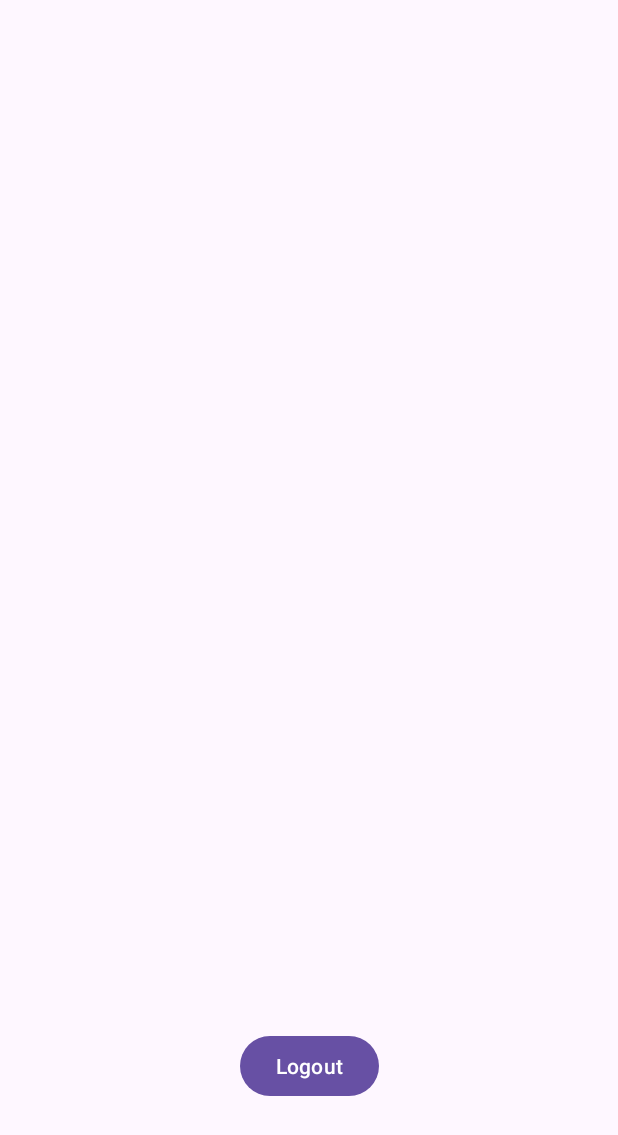
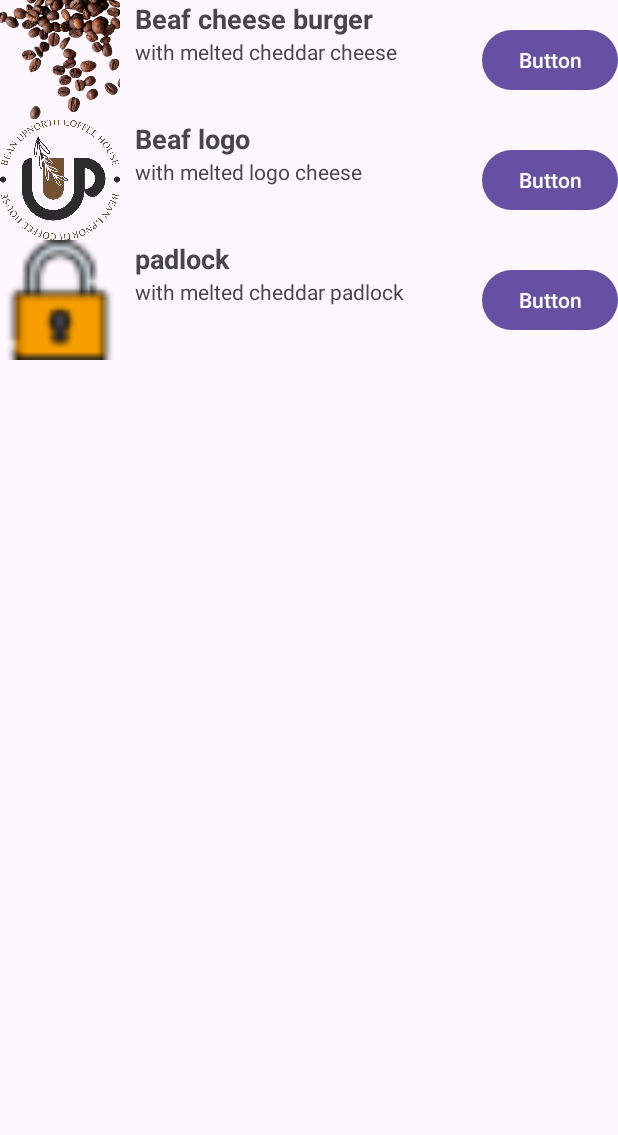
Before and after one commit to randylon032085/beanupnorthmobile, an Android app: the HomeScreen screen opened directly, with no data from a screen before it, on a phone screen of 412 x 824 dp. Shown: the top 1135 px of the screen. Run offline under Robolectric (Android 15) with nearby library versions, the phone set to English and light mode, and no system bars; our stand-ins replace Firebase (no records; nobody signed in at launch, a user with empty details on screens opened directly).

Commit message:
Update Array needs to complete the home screen

```diff
--- /dev/null
+++ b/app/src/main/java/com/example/beanupnorth/FoodAdapter.java
@@ -0,0 +1,74 @@
+package com.example.beanupnorth;
+
+import android.content.Context;
+import android.view.LayoutInflater;
+import android.view.View;
+import android.view.ViewGroup;
+import android.widget.Button;
+import android.widget.ImageView;
+import android.widget.TextView;
+
+import androidx.annotation.NonNull;
+import androidx.appcompat.view.menu.MenuView;
+import androidx.recyclerview.widget.RecyclerView;
+
+import java.util.List;
+
+public class FoodAdapter extends RecyclerView.Adapter<FoodAdapter.FoodViewHolder> {
+
+    private Context context;
+    private List<FoodItem> FoodList;
+
+    public FoodAdapter(Context context, List<FoodItem> FoodList){
+        this.context = context;
+        this.FoodList = FoodList;
+
+    }
+
+    @NonNull
+    @Override
+    public FoodAdapter.FoodViewHolder onCreateViewHolder(@NonNull ViewGroup parent, int viewType) {
+
+        View view = LayoutInflater.from(context).inflate(R.layout.item_food,parent,false);
+
+        return new FoodViewHolder(view);
+    }
+
+    @Override
+    public void onBindViewHolder(@NonNull FoodAdapter.FoodViewHolder holder, int position) {
+
+        FoodItem food = FoodList.get(position);
+        holder.foodImage.setImageResource(food.getImageResId());
+        holder.foodDescription.setText(food.getDescription());
+        holder.foodName.setText(food.getName());
+        holder.addtoCartButton.setOnClickListener(v->{
+
+        });
+    }
+
+    @Override
+    public int getItemCount() {
+        return FoodList.size();
+    }
+
+
+    public static class FoodViewHolder extends RecyclerView.ViewHolder{
+
+        ImageView foodImage;
+        TextView foodName, foodDescription;
+        Button addtoCartButton;
+
+        public FoodViewHolder(@NonNull View itemView)
+        {
+            super(itemView);
+            foodImage = itemView.findViewById(R.id.foodImage);
+            foodName = itemView.findViewById(R.id.foodName);
+            foodDescription = itemView.findViewById(R.id.foodDescription);
+            addtoCartButton = itemView.findViewById(R.id.addToCartButton);
+
+
+        }
+    }
+
+
+}
--- /dev/null
+++ b/app/src/main/java/com/example/beanupnorth/FoodItem.java
@@ -0,0 +1,25 @@
+package com.example.beanupnorth;
+
+public class FoodItem {
+    private int imageResId;
+    private String name;
+    private String description;
+
+    public FoodItem(int imageResId, String name, String description ){
+        this.imageResId = imageResId;
+        this.name = name;
+        this.description = description;
+    }
+
+    public int getImageResId(){
+    return imageResId;
+    }
+
+    public String getName(){
+    return name;
+    }
+
+    public String getDescription(){
+    return description;
+    }
+}
--- a/app/src/main/java/com/example/beanupnorth/HomeScreen.java
+++ b/app/src/main/java/com/example/beanupnorth/HomeScreen.java
@@ -13,6 +13,8 @@ import androidx.appcompat.app.AppCompatActivity;
 import androidx.core.graphics.Insets;
 import androidx.core.view.ViewCompat;
 import androidx.core.view.WindowInsetsCompat;
+import androidx.recyclerview.widget.LinearLayoutManager;
+import androidx.recyclerview.widget.RecyclerView;
 
 import com.google.firebase.auth.FirebaseAuth;
 import com.google.firebase.auth.FirebaseUser;
@@ -23,38 +25,63 @@ import com.google.firebase.database.FirebaseDatabase;
 import com.google.firebase.database.Query;
 import com.google.firebase.database.ValueEventListener;
 
+import java.util.ArrayList;
+import java.util.List;
+
 public class HomeScreen extends AppCompatActivity {
+    private RecyclerView recyclerView;
+    private FoodAdapter foodAdapter;
+    private List<FoodItem> foodList;
+    /////////
     private FirebaseAuth mAuth;
     private DatabaseReference mDatabase;
     TextView tviewProduct;
+
+
+
     @Override
     protected void onCreate(Bundle savedInstanceState) {
         super.onCreate(savedInstanceState);
         EdgeToEdge.enable(this);
         setContentView(R.layout.activity_home_screen);
-        tviewProduct = findViewById(R.id.tvProduct);
 
-        mDatabase = FirebaseDatabase.getInstance().getReference("products");
-//        fetchProductByType("beverages");
-         mDatabase.addValueEventListener(new ValueEventListener() {
-             @Override
-             public void onDataChange(@NonNull DataSnapshot snapshot) {
-                 StringBuilder productList = new StringBuilder();
-                 for(DataSnapshot productSnopshot : snapshot.getChildren()){
+    recyclerView = findViewById(R.id.recycleView);
 
-                     Products products= productSnopshot.getValue(Products.class);
-                     if(products!=null){
-                        productList.append("Product Name: ").append(products.getProductName()).append("Product Type: ").append(products.getProductType()).append("\n");
-                     }
-                 }
-                 tviewProduct.setText(productList.toString());
-             }
+    recyclerView.setLayoutManager(new LinearLayoutManager(this));
 
-             @Override
-             public void onCancelled(@NonNull DatabaseError error) {
-                 Toast.makeText(HomeScreen.this, "Firebase Error" + error.getMessage(), Toast.LENGTH_SHORT).show();
-             }
-         });
+    //Sample Data
+        foodList = new ArrayList<>();
+        foodList.add(new FoodItem(R.drawable.beans, "Beaf cheese burger", "with melted cheddar cheese" ));
+        foodList.add(new FoodItem(R.drawable.beanlogo, "Beaf logo", "with melted logo cheese" ));
+        foodList.add(new FoodItem(R.drawable.padlock, "padlock", "with melted cheddar padlock" ));
+
+        foodAdapter = new FoodAdapter(this, foodList);
+
+        recyclerView.setAdapter(foodAdapter);
+
+//        tviewProduct = findViewById(R.id.tvProduct);
+//
+//        mDatabase = FirebaseDatabase.getInstance().getReference("products");
+////        fetchProductByType("beverages");
+//         mDatabase.addValueEventListener(new ValueEventListener() {
+//             @Override
+//             public void onDataChange(@NonNull DataSnapshot snapshot) {
+//                 StringBuilder productList = new StringBuilder();
+//                 for(DataSnapshot productSnopshot : snapshot.getChildren()){
+//
+//                     Products products= productSnopshot.getValue(Products.class);
+//                     if(products!=null){
+//                        productList.append("Product Name: ").append(products.getProductName()).append("Product Type: ").append(products.getProductType()).append("\n");
+//                     }
+//                 }
+//                 tviewProduct.setText(productList.toString());
+//             }
+//
+//             @Override
+//             public void onCancelled(@NonNull DatabaseError error) {
+//                 Toast.makeText(HomeScreen.this, "Firebase Error" + error.getMessage(), Toast.LENGTH_SHORT).show();
+//             }
+//         });
         ViewCompat.setOnApplyWindowInsetsListener(findViewById(R.id.main), (v, insets) -> {
             Insets systemBars = insets.getInsets(WindowInsetsCompat.Type.systemBars());
             v.setPadding(systemBars.left, systemBars.top, systemBars.right, systemBars.bottom);
@@ -100,11 +127,11 @@ public class HomeScreen extends AppCompatActivity {
         });
     }
 
-    public void logout(View v){
-
-        Intent intent = new Intent(HomeScreen.this, Login.class);
-        intent.setFlags(Intent.FLAG_ACTIVITY_NEW_TASK | Intent.FLAG_ACTIVITY_CLEAR_TASK);
-        startActivity(intent);
-        finish();
-    }
+//    public void logout(View v){
+//
+//        Intent intent = new Intent(HomeScreen.this, Login.class);
+//        intent.setFlags(Intent.FLAG_ACTIVITY_NEW_TASK | Intent.FLAG_ACTIVITY_CLEAR_TASK);
+//        startActivity(intent);
+//        finish();
+//    }
 }
--- a/app/src/main/res/layout/activity_home_screen.xml
+++ b/app/src/main/res/layout/activity_home_screen.xml
@@ -7,27 +7,35 @@
     android:layout_height="match_parent"
     tools:context=".HomeScreen">
 
-    <Button
-        android:id="@+id/bttnLogout"
-        android:layout_width="wrap_content"
-        android:layout_height="wrap_content"
-        android:text="Logout"
-        android:onClick="logout"
-        app:layout_constraintBottom_toBottomOf="parent"
-        app:layout_constraintEnd_toEndOf="parent"
-        app:layout_constraintStart_toStartOf="parent"
-        app:layout_constraintTop_toTopOf="parent"
-        app:layout_constraintVertical_bias="0.885" />
+    <androidx.recyclerview.widget.RecyclerView
+        android:id="@+id/recycleView"
+        android:layout_width="match_parent"
+        android:layout_height="match_parent"
+        app:layoutManager="androidx.recyclerview.widget.LinearLayoutManager"/>
 
-    <TextView
-        android:id="@+id/tvProduct"
-        android:layout_width="wrap_content"
-        android:layout_height="wrap_content"
-        android:text=""
-        app:layout_constraintBottom_toBottomOf="parent"
-        app:layout_constraintEnd_toEndOf="parent"
-        app:layout_constraintHorizontal_bias="0.498"
-        app:layout_constraintStart_toStartOf="parent"
-        app:layout_constraintTop_toTopOf="parent"
-        app:layout_constraintVertical_bias="0.314" />
+
+
+<!--    <Button-->
+<!--        android:id="@+id/bttnLogout"-->
+<!--        android:layout_width="wrap_content"-->
+<!--        android:layout_height="wrap_content"-->
+<!--        android:text="Logout"-->
+<!--        android:onClick="logout"-->
+<!--        app:layout_constraintBottom_toBottomOf="parent"-->
+<!--        app:layout_constraintEnd_toEndOf="parent"-->
+<!--        app:layout_constraintStart_toStartOf="parent"-->
+<!--        app:layout_constraintTop_toTopOf="parent"-->
+<!--        app:layout_constraintVertical_bias="0.885" />-->
+
+<!--    <TextView-->
+<!--        android:id="@+id/tvProduct"-->
+<!--        android:layout_width="wrap_content"-->
+<!--        android:layout_height="wrap_content"-->
+<!--        android:text=""-->
+<!--        app:layout_constraintBottom_toBottomOf="parent"-->
+<!--        app:layout_constraintEnd_toEndOf="parent"-->
+<!--        app:layout_constraintHorizontal_bias="0.467"-->
+<!--        app:layout_constraintStart_toStartOf="parent"-->
+<!--        app:layout_constraintTop_toTopOf="parent"-->
+<!--        app:layout_constraintVertical_bias="0.686" />-->
 </androidx.constraintlayout.widget.ConstraintLayout>
--- /dev/null
+++ b/app/src/main/res/layout/item_food.xml
@@ -0,0 +1,52 @@
+<?xml version="1.0" encoding="utf-8"?>
+<androidx.constraintlayout.widget.ConstraintLayout xmlns:android="http://schemas.android.com/apk/res/android"
+    xmlns:app="http://schemas.android.com/apk/res-auto"
+    android:layout_width="match_parent"
+    android:layout_height="wrap_content">
+
+
+    <ImageView
+        android:id="@+id/foodImage"
+        android:layout_width="80dp"
+        android:layout_height="80dp"
+        android:layout_marginEnd="331dp"
+        android:scaleType="centerCrop"
+        app:layout_constraintBottom_toBottomOf="parent"
+        app:layout_constraintStart_toStartOf="parent"
+        app:layout_constraintTop_toTopOf="parent" />
+
+    <TextView
+        android:id="@+id/foodName"
+        android:layout_width="0dp"
+        android:layout_height="wrap_content"
+        android:textSize="18sp"
+        android:textStyle="bold"
+        android:layout_marginStart="10dp"
+        android:text="Title"
+        app:layout_constraintStart_toEndOf="@+id/foodImage"
+        app:layout_constraintTop_toTopOf="@id/foodImage"
+        app:layout_constraintEnd_toStartOf="@id/addToCartButton"
+        />
+
+    <TextView
+        android:id="@+id/foodDescription"
+        android:layout_width="0dp"
+        android:layout_height="wrap_content"
+        android:textSize="14sp"
+        android:text="Description"
+        android:layout_marginStart="10dp"
+        app:layout_constraintStart_toEndOf="@id/foodImage"
+        app:layout_constraintTop_toBottomOf="@id/foodName"
+        app:layout_constraintEnd_toStartOf="@id/addToCartButton"/>
+
+    <Button
+        android:id="@+id/addToCartButton"
+        android:layout_width="wrap_content"
+        android:layout_height="wrap_content"
+        app:layout_constraintEnd_toEndOf="parent"
+        app:layout_constraintBottom_toBottomOf="parent"
+        app:layout_constraintTop_toTopOf="parent"
+        android:text="Button" />\
+
+
+</androidx.constraintlayout.widget.ConstraintLayout>
```
